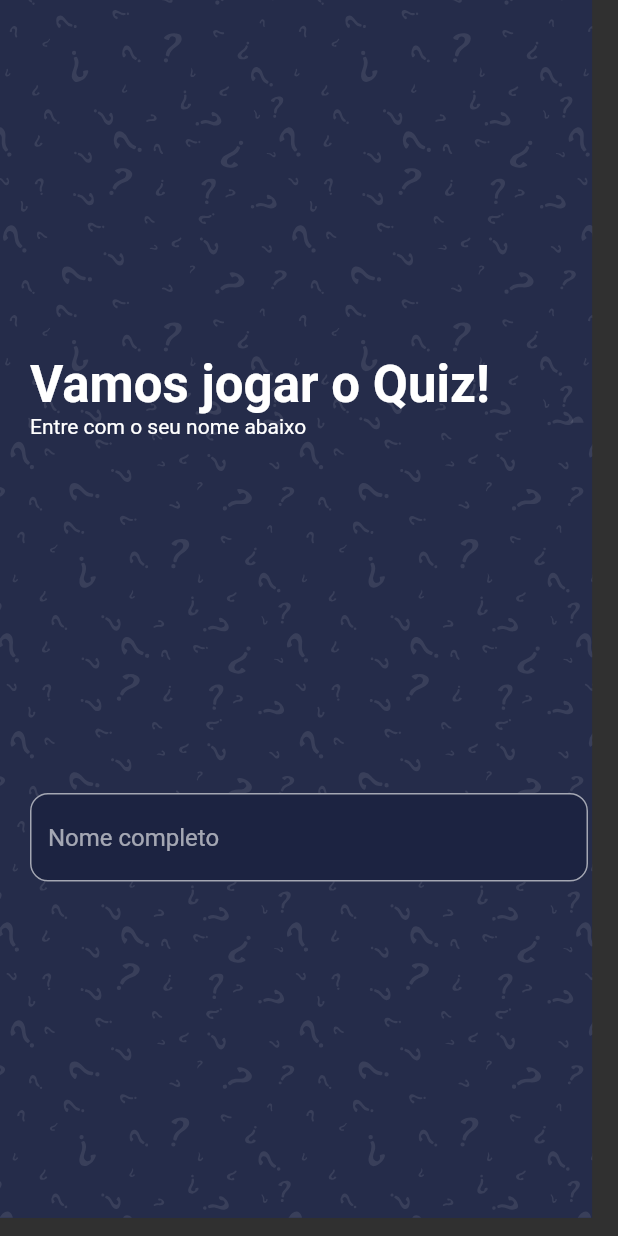
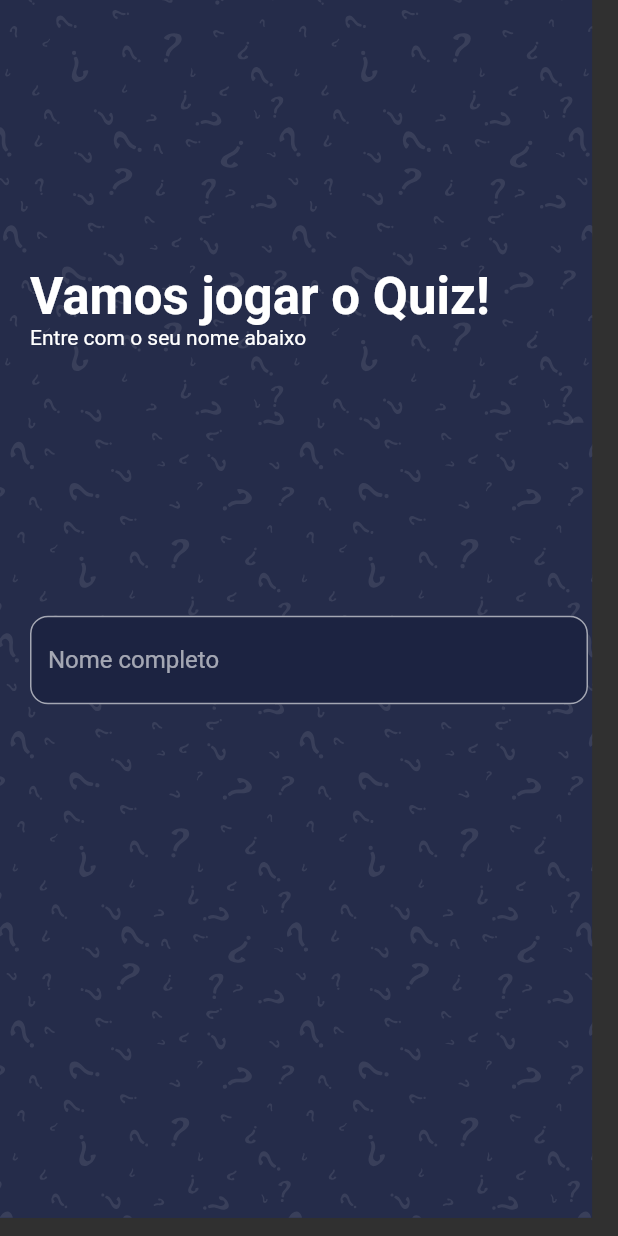
Before and after one commit to lucasoliveirasouza/quiz-app, a Flutter app: the screen it shows after launch, on a phone screen of 412 x 824 dp. Run offline on Flutter 3.47's test engine with Material 2 defaults, Android fonts, the phone set to English and light mode, and no system bars; our stand-ins replace get, websafe_svg.

Commit message:
Criando home

```diff
--- a/lib/view/home/home.dart
+++ b/lib/view/home/home.dart
@@ -44,6 +44,8 @@ class _HomeViewState extends State<HomeView> {
                     ),
                   ),
                   Spacer(),
+                  Container(),
+                  Spacer(),
                 ],
               ),
             ),
```
